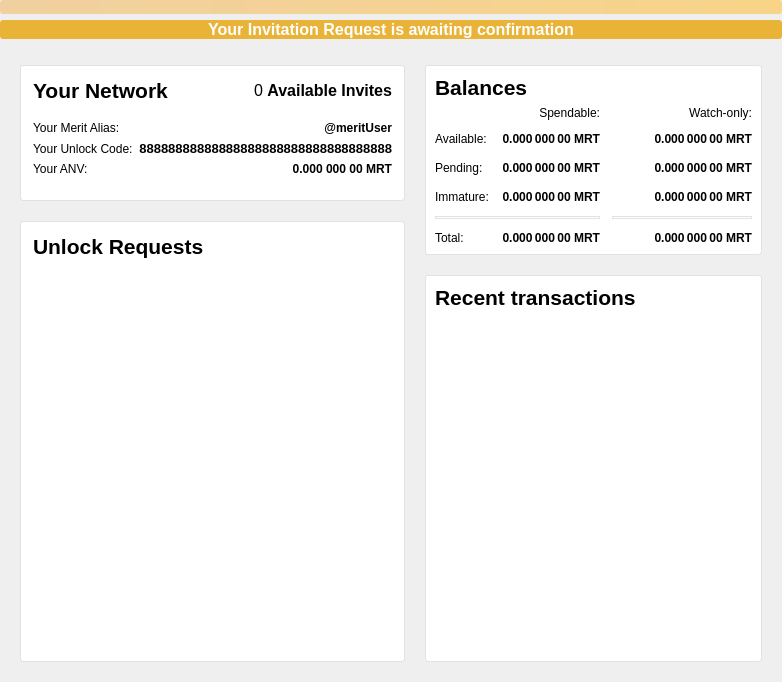
Above: src/qt/forms/overviewpage.ui from meritlabs/merit before the change. Below: the same form after it.
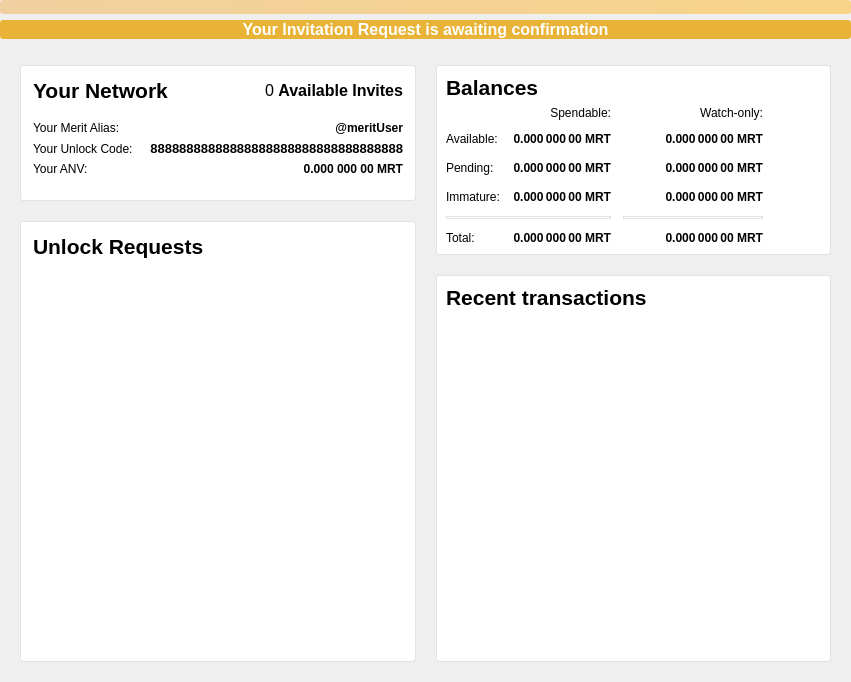
That is the form after the change. Icons and pictures are not drawn.

Commit message: outline method to populate network view data

What changed in the file:
```diff
--- a/src/qt/forms/overviewpage.ui
+++ b/src/qt/forms/overviewpage.ui
@@ -6,7 +6,7 @@
    <rect>
     <x>0</x>
     <y>0</y>
-    <width>767</width>
+    <width>851</width>
     <height>682</height>
    </rect>
   </property>
@@ -100,12 +100,12 @@
         <number>0</number>
        </property>
        <item>
-        <widget class="QFrame" name="unlockCodeFrame_2">
-         <property name="minimumSize">
-          <size>
-           <width>0</width>
-           <height>20</height>
-          </size>
+        <widget class="QFrame" name="networkFrame">
+         <property name="frameShape">
+          <enum>QFrame::StyledPanel</enum>
+         </property>
+         <property name="frameShadow">
+          <enum>QFrame::Raised</enum>
          </property>
          <layout class="QVBoxLayout" name="unlockCodeFrame">
           <property name="leftMargin">
@@ -195,8 +195,24 @@
             <property name="bottomMargin">
              <number>12</number>
             </property>
+            <item row="0" column="1">
+             <widget class="QLabel" name="aliasFieldLabel">
+              <property name="font">
+               <font>
+                <weight>75</weight>
+                <bold>true</bold>
+               </font>
+              </property>
+              <property name="text">
+               <string>@meritUser</string>
+              </property>
+              <property name="alignment">
+               <set>Qt::AlignRight|Qt::AlignTrailing|Qt::AlignVCenter</set>
+              </property>
+             </widget>
+            </item>
             <item row="0" column="0">
-             <widget class="QLabel" name="label_2">
+             <widget class="QLabel" name="aliasTitleLabel">
               <property name="sizePolicy">
                <sizepolicy hsizetype="Maximum" vsizetype="Preferred">
                 <horstretch>0</horstretch>
@@ -208,6 +224,13 @@
               </property>
              </widget>
             </item>
+            <item row="2" column="0">
+             <widget class="QLabel" name="label_9">
+              <property name="text">
+               <string>Your ANV:</string>
+              </property>
+             </widget>
+            </item>
             <item row="1" column="0">
              <widget class="QLabel" name="label_7">
               <property name="text">
@@ -215,8 +238,24 @@
               </property>
              </widget>
             </item>
+            <item row="2" column="1">
+             <widget class="QLabel" name="anvFieldLabel">
+              <property name="font">
+               <font>
+                <weight>75</weight>
+                <bold>true</bold>
+               </font>
+              </property>
+              <property name="text">
+               <string>0.000 000 00 MRT</string>
+              </property>
+              <property name="alignment">
+               <set>Qt::AlignRight|Qt::AlignTrailing|Qt::AlignVCenter</set>
+              </property>
+             </widget>
+            </item>
             <item row="1" column="1">
-             <widget class="QLabel" name="label_3">
+             <widget class="QLabel" name="unlockCodeFieldLabel">
               <property name="sizePolicy">
                <sizepolicy hsizetype="Preferred" vsizetype="Preferred">
                 <horstretch>0</horstretch>
@@ -238,58 +277,13 @@
               </property>
              </widget>
             </item>
-            <item row="0" column="1">
-             <widget class="QLabel" name="label_8">
-              <property name="font">
-               <font>
-                <weight>75</weight>
-                <bold>true</bold>
-               </font>
-              </property>
-              <property name="text">
-               <string>@meritUser</string>
-              </property>
-              <property name="alignment">
-               <set>Qt::AlignRight|Qt::AlignTrailing|Qt::AlignVCenter</set>
-              </property>
-             </widget>
-            </item>
-            <item row="2" column="0">
-             <widget class="QLabel" name="label_9">
-              <property name="text">
-               <string>Your ANV:</string>
-              </property>
-             </widget>
-            </item>
-            <item row="2" column="1">
-             <widget class="QLabel" name="label_10">
-              <property name="font">
-               <font>
-                <weight>75</weight>
-                <bold>true</bold>
-               </font>
-              </property>
-              <property name="text">
-               <string>0.000 000 00 MRT</string>
-              </property>
-              <property name="alignment">
-               <set>Qt::AlignRight|Qt::AlignTrailing|Qt::AlignVCenter</set>
-              </property>
-             </widget>
-            </item>
            </layout>
           </item>
          </layout>
         </widget>
        </item>
        <item>
-        <widget class="QFrame" name="networkFrame">
-         <property name="minimumSize">
-          <size>
-           <width>0</width>
-           <height>0</height>
-          </size>
-         </property>
+        <widget class="QFrame" name="unlockRequestFrame">
          <property name="frameShape">
           <enum>QFrame::StyledPanel</enum>
          </property>
```
The commit also changes 2 other files.
